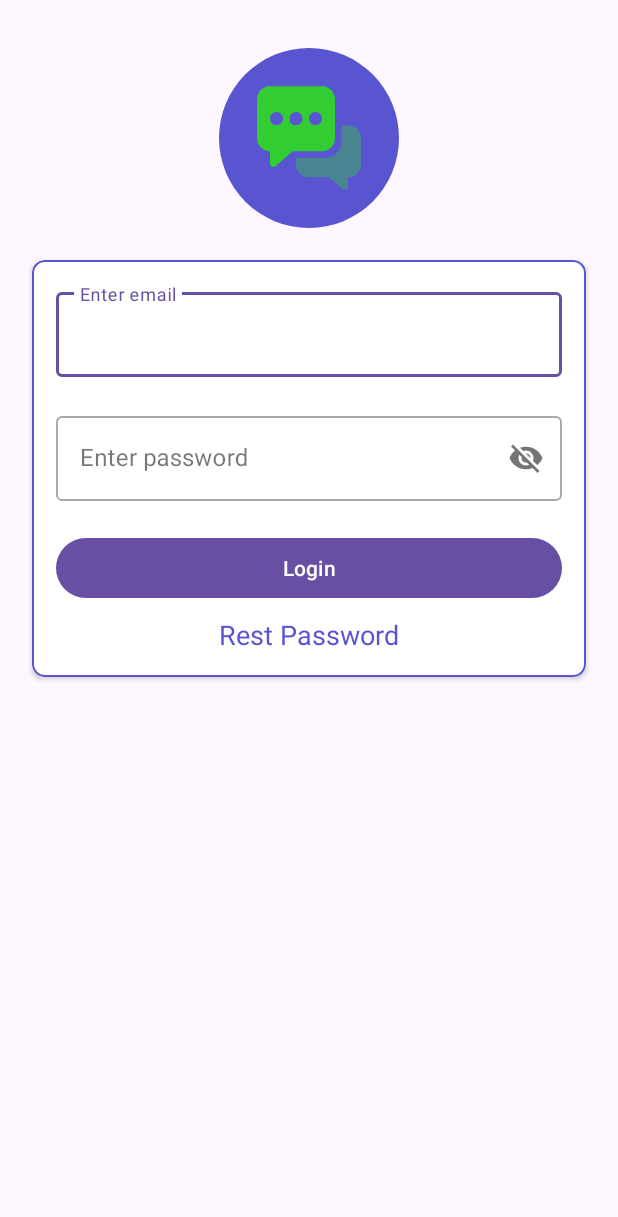
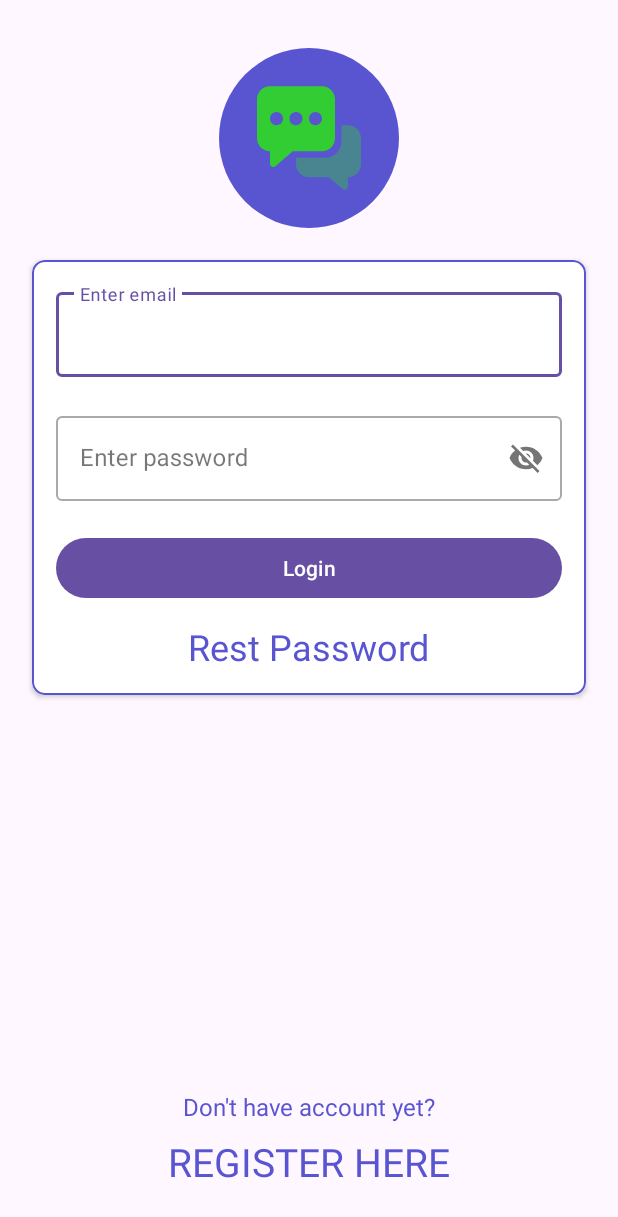
Before and after one commit to IrinaBBB/ChitChat, an Android app: the screen it shows after launch (LoginActivity), on a phone screen of 412 x 824 dp. Shown: the top 1217 px of the screen. Run offline under Robolectric (Android 15) with nearby library versions, the phone set to English and light mode, and no system bars; our stand-ins replace Firebase (no records; nobody signed in at launch, a user with empty details on screens opened directly).

Commit message:
Add SignUp Functionality

```diff
--- a/app/src/main/AndroidManifest.xml
+++ b/app/src/main/AndroidManifest.xml
@@ -10,7 +10,7 @@
         android:supportsRtl="true"
         android:theme="@style/Theme.ChitChat">
         <activity
-            android:name=".login.SignupActivity"
+            android:name=".signup.SignupActivity"
             android:exported="true">
 
         </activity>
@@ -22,7 +22,6 @@
 
                 <category android:name="android.intent.category.LAUNCHER" />
             </intent-filter>
-
         </activity>
         <activity
             android:name=".MainActivity"
--- a/app/src/main/res/layout/activity_login.xml
+++ b/app/src/main/res/layout/activity_login.xml
@@ -80,8 +80,8 @@
 
             <TextView
                 android:id="@+id/textView"
-                android:layout_marginTop="8dp"
-                android:textSize="18sp"
+                android:layout_marginTop="12dp"
+                android:textSize="24sp"
                 android:textColor="@color/purple_basic"
                 android:layout_width="wrap_content"
                 android:layout_height="wrap_content"
@@ -90,5 +90,33 @@
                 android:clickable="true"
                 android:focusable="true" />
         </LinearLayout>
+
     </androidx.cardview.widget.CardView>
+
+    <TextView
+        android:id="@+id/tvRegisterText"
+        android:layout_width="wrap_content"
+        android:layout_height="wrap_content"
+        android:layout_marginBottom="8dp"
+        android:text="@string/don_t_have_account_yet"
+        android:textColor="@color/purple_basic"
+        android:textSize="16sp"
+        app:layout_constraintBottom_toTopOf="@+id/tvRegister"
+        app:layout_constraintEnd_toEndOf="@+id/tvRegister"
+        app:layout_constraintStart_toStartOf="@+id/tvRegister" />
+
+    <TextView
+        android:id="@+id/tvRegister"
+        android:layout_width="wrap_content"
+        android:layout_height="wrap_content"
+        android:layout_marginBottom="32dp"
+        android:text="@string/register_here"
+        android:textSize="26sp"
+        android:onClick="goToRegister"
+        android:textAllCaps="true"
+        android:textColor="@color/purple_basic"
+        app:layout_constraintBottom_toBottomOf="parent"
+        app:layout_constraintEnd_toEndOf="parent"
+        app:layout_constraintStart_toStartOf="parent" />
+
 </androidx.constraintlayout.widget.ConstraintLayout>
--- a/app/src/main/res/layout/activity_signup.xml
+++ b/app/src/main/res/layout/activity_signup.xml
@@ -4,7 +4,7 @@
     xmlns:tools="http://schemas.android.com/tools"
     android:layout_width="match_parent"
     android:layout_height="match_parent"
-    tools:context=".login.SignupActivity">
+    tools:context=".signup.SignupActivity">
 
     <ScrollView
         android:layout_width="match_parent"
--- a/app/src/main/res/values/strings.xml
+++ b/app/src/main/res/values/strings.xml
@@ -9,4 +9,9 @@
     <string name="enter_name">Enter name</string>
     <string name="confirm_password">Confirm Password</string>
     <string name="signup">Sign Up</string>
+    <string name="enter_confirm_password">Enter confirm password</string>
+    <string name="enter_correct_email">Enter correct email\n</string>
+    <string name="passwords_do_not_match">Passwords do not match</string>
+    <string name="don_t_have_account_yet">Don\'t have account yet?</string>
+    <string name="register_here">Register here</string>
 </resources>
```
Also changed, not shown: app/src/main/java/ru/irinavb/chitchat/login/LoginActivity.kt (+11 -3 lines), app/src/main/java/ru/irinavb/chitchat/login/SignupActivity.kt (deleted, +0 -23 lines), app/src/main/java/ru/irinavb/chitchat/signup/SignupActivity.kt (added, +64 -0 lines).
